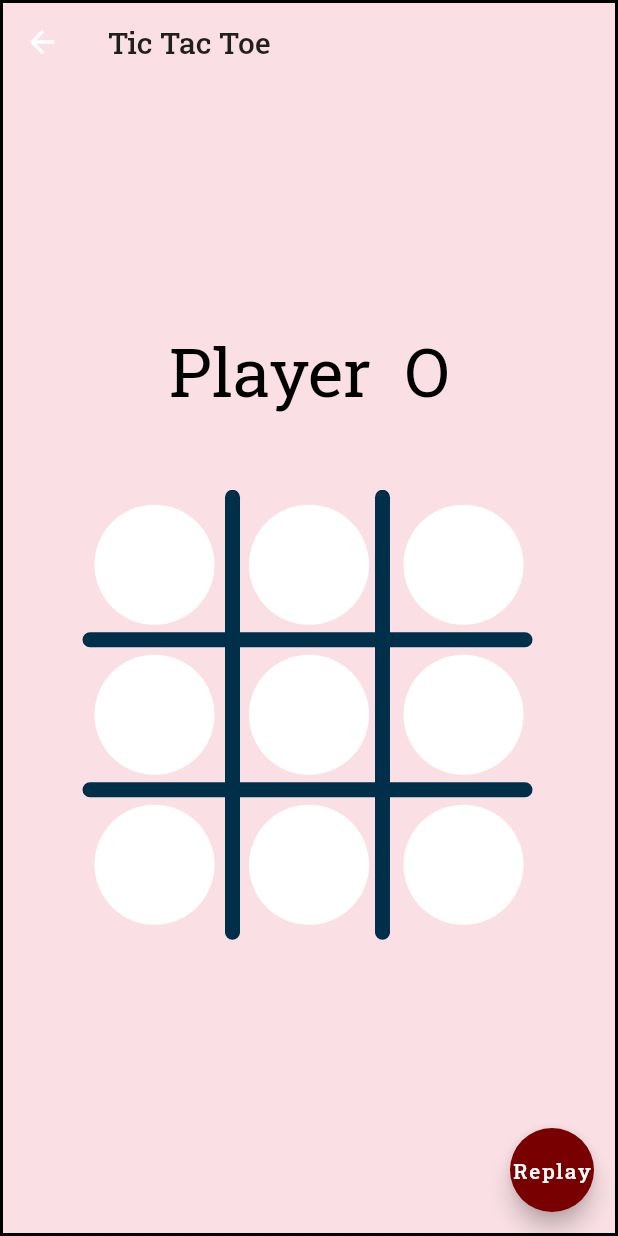
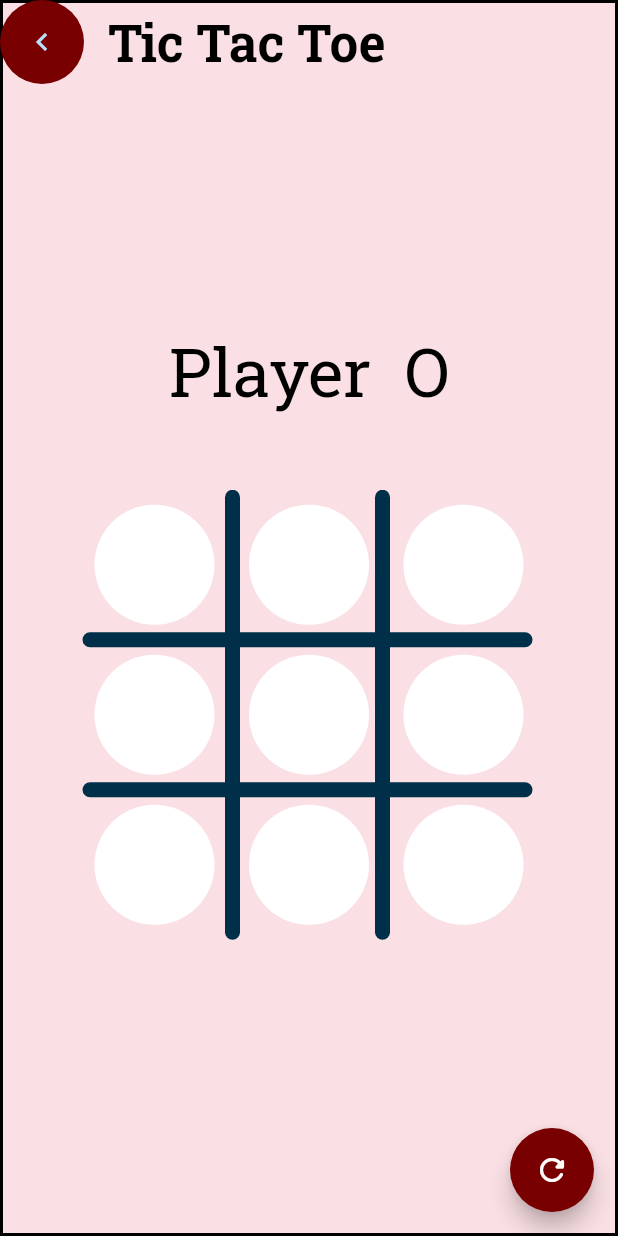
Before and after one commit to krishnatrea/Tictactoe-flutter, a Flutter app: the screen it shows after launch, after a tap on "Single Player", on a phone screen of 412 x 824 dp. Run offline on Flutter 3.47's test engine with Material 2 defaults, Android fonts, the phone set to English and light mode, and no system bars.

Commit message:
Tic Tac Toe

```diff
--- a/lib/Screens/GameScreen.dart
+++ b/lib/Screens/GameScreen.dart
@@ -9,12 +9,15 @@ class GameScreen extends StatefulWidget {
   const GameScreen({Key key, this.isAil}) : super(key: key);
 
   @override
-  _GameScreenState createState() => _GameScreenState();
+  _GameScreenState createState() => _GameScreenState(isAil);
 }
 
 class _GameScreenState extends State<GameScreen> {
+  final bool isAi;
+  _GameScreenState(this.isAi);
   @override
   Widget build(BuildContext context) {
+    var gameWidget = GamePlay(isAi: isAi);
     return Scaffold(
       extendBodyBehindAppBar: true,
       extendBody: true,
@@ -24,7 +27,20 @@ class _GameScreenState extends State<GameScreen> {
         title: Text(
           "Tic Tac Toe",
           textAlign: TextAlign.center,
-          style: Theme.of(context).textTheme.headline6,
+          style: Theme.of(context).textTheme.headline4.copyWith(
+                fontWeight: FontWeight.bold,
+                color: Colors.black,
+              ),
+        ),
+        leading: GestureDetector(
+          onTap: () {
+            Navigator.of(context).pop();
+          },
+          child: CircleAvatar(
+            maxRadius: 10,
+            backgroundColor: Color.fromRGBO(120, 0, 0, 1),
+            child: Icon(Icons.chevron_left_sharp),
+          ),
         ),
       ),
       body: Center(
@@ -36,15 +52,15 @@ class _GameScreenState extends State<GameScreen> {
             shape: BoxShape.rectangle,
             border: Border.all(width: 2, color: Colors.black),
           ),
-          child: GamePlay(isAi: widget.isAil),
+          child: gameWidget,
         ),
       ),
       floatingActionButton: FloatingActionButton(
         backgroundColor: Color.fromRGBO(120, 0, 0, 1),
         onPressed: () {
-          Navigator.of(context).pop();
+          gameWidget.gameplaystate.reset();
         },
-        child: Text('Replay'),
+        child: Icon(Icons.refresh_rounded),
       ),
     );
   }
--- a/lib/Screens/home.dart
+++ b/lib/Screens/home.dart
@@ -10,15 +10,6 @@ class _HomeState extends State<Home> {
   @override
   Widget build(BuildContext context) {
     return Scaffold(
-      // appBar: AppBar(
-      //   backgroundColor: Colors.transparent,
-      //   shadowColor: Colors.transparent,
-      //   title: Text(
-      //     "Tic Tac Toe",
-      //     textAlign: TextAlign.center,
-      //     style: Theme.of(context).textTheme.headline6,
-      //   ),
-      // ),
       body: Center(
         child: Container(
           width: MediaQuery.of(context).size.height,
@@ -28,6 +19,7 @@ class _HomeState extends State<Home> {
             shape: BoxShape.rectangle,
             border: Border.all(width: 2, color: Colors.black),
           ),
+          child: Center(
             child: Column(
               crossAxisAlignment: CrossAxisAlignment.center,
               mainAxisAlignment: MainAxisAlignment.center,
@@ -71,9 +63,12 @@ class _HomeState extends State<Home> {
                       border: Border.all(width: 4, color: Colors.black),
                       borderRadius: BorderRadius.circular(40),
                     ),
+                    child: Center(
                       child: Text(
-                    "   Single Player  ",
-                    style: TextStyle(color: Color(0xff03045e), fontSize: 38),
+                        "Single Player",
+                        style:
+                            TextStyle(color: Color(0xff03045e), fontSize: 38),
+                      ),
                     ),
                   ),
                 ),
@@ -92,13 +87,17 @@ class _HomeState extends State<Home> {
                       border: Border.all(width: 4, color: Colors.black),
                       borderRadius: BorderRadius.circular(40),
                     ),
+                    child: Center(
                       child: Text(
-                    "   MultiPlayer  ",
-                    style: TextStyle(color: Color(0xff723c70), fontSize: 38),
+                        "MultiPlayer",
+                        style:
+                            TextStyle(color: Color(0xff723c70), fontSize: 38),
+                      ),
                     ),
                   ),
                 ),
               ],
+            ),
           ),
         ),
       ),
--- a/lib/gameclass/gameplay.dart
+++ b/lib/gameclass/gameplay.dart
@@ -92,7 +92,7 @@ class _GameplayState extends State<GamePlay> {
 
   void taped(int i) {
     haveplay(i);
-    Future.delayed(const Duration(milliseconds: 200), () {
+    Future.delayed(const Duration(milliseconds: 400), () {
       if (howmanyclicked() != 9) {
         if (widget.isAi) {
           haveplay(indexbyAI());
@@ -140,7 +140,7 @@ class _GameplayState extends State<GamePlay> {
                 ? textShow(
                     'Player  ${player[currentplayer].playerSymbol}', context)
                 : textShow(
-                    'Game Over and ${player[winner].playerSymbol} is win',
+                    'Game Over and ${player[winner].playerSymbol} is winner',
                     context),
         SizedBox(
           height: 30,
--- a/lib/measurements/measurments.dart
+++ b/lib/measurements/measurments.dart
@@ -1,4 +1,4 @@
-List<double> rotationAngle = [90, 90, 90, 0, 0, 0, -50, 50];
+List<double> rotationAngle = [90, 90, 90, 0, 0, 0, -45, 45];
 List<List<double>> positionNo = [
   [-100, 150.0, 300],
   [0.0, 150.0, 300],
@@ -6,6 +6,6 @@ List<List<double>> positionNo = [
   [0.0, 50.0, 300],
   [0.0, 150.0, 300],
   [0.0, 250, 300],
-  [-35.0, 150.35, 380],
-  [-35.0, 150.35, 380]
+  [-40.0, 150, 380],
+  [-40.0, 150, 380]
 ];
--- a/lib/todo.txt
+++ /dev/null
@@ -1,3 +0,0 @@
-two containers having gesturedetector and rounded boundries and
-good looking color of home page
-and theme design at least 2 themes on a saperate file ..
```
Also changed, not shown: lib/theme/theme.dart (deleted, +0 -33 lines), lib/theme/theme2.dart (deleted, +0 -23 lines), ss/ss1.png (added), ss/ss2.png (added), ss/ss3.png (added), 1 other file. Lines whose indentation alone changed are shown as unchanged.
